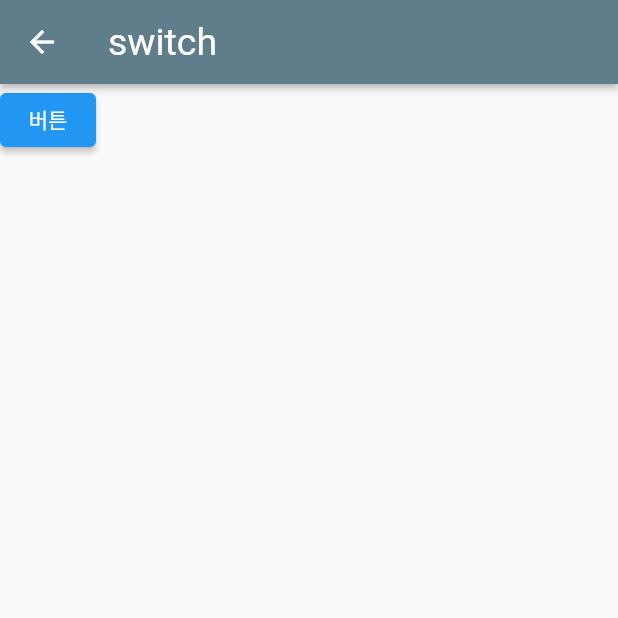
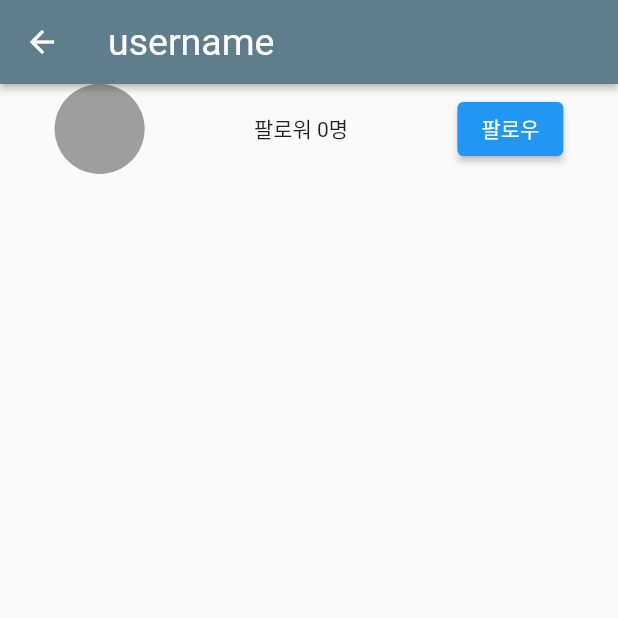
Before and after one commit to 5witchkr/flutter-tutorial, a Flutter app: the UserPage screen opened directly, on a phone screen of 412 x 824 dp, the top half of it. Run offline on Flutter 3.47's test engine with Material 2 defaults, Android fonts, the phone set to English and light mode, and no system bars; our stand-ins replace image_picker, shared_preferences; accounts and stored records are empty; network calls fail.

```diff
--- a/lib/UserPage.dart
+++ b/lib/UserPage.dart
@@ -11,13 +11,19 @@ class UserPage extends StatelessWidget {
   Widget build(BuildContext context) {
     return Scaffold(
       //provider Store1.name data사용
-      appBar: AppBar(title: Text(context.watch<Store1>().name),),
-      body: Column(
+      appBar: AppBar(title: Text(context.watch<Store2>().name),),
+      body: Row(
+        mainAxisAlignment: MainAxisAlignment.spaceAround,
         children: [
+          CircleAvatar(
+            radius: 30,
+            backgroundColor: Colors.grey,
+          ),
+          Text('팔로워 ${context.watch<Store1>().follower}명'),
           ElevatedButton(onPressed: () {
             //provider Store1 funtion 사용
-            context.read<Store1>().changeName();
-          }, child: Text('버튼'))
+            context.read<Store1>().addFollower();
+          }, child: Text('팔로우'))
         ],
       ),
     );
```
Also changed, not shown: lib/main.dart (+33 -7 lines).
